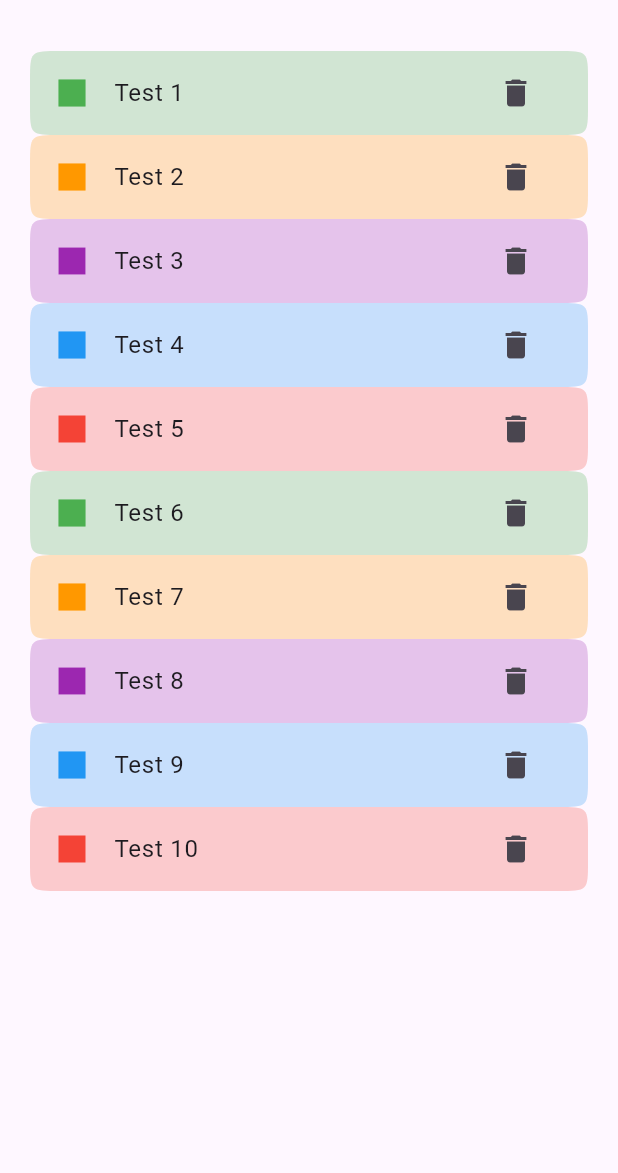
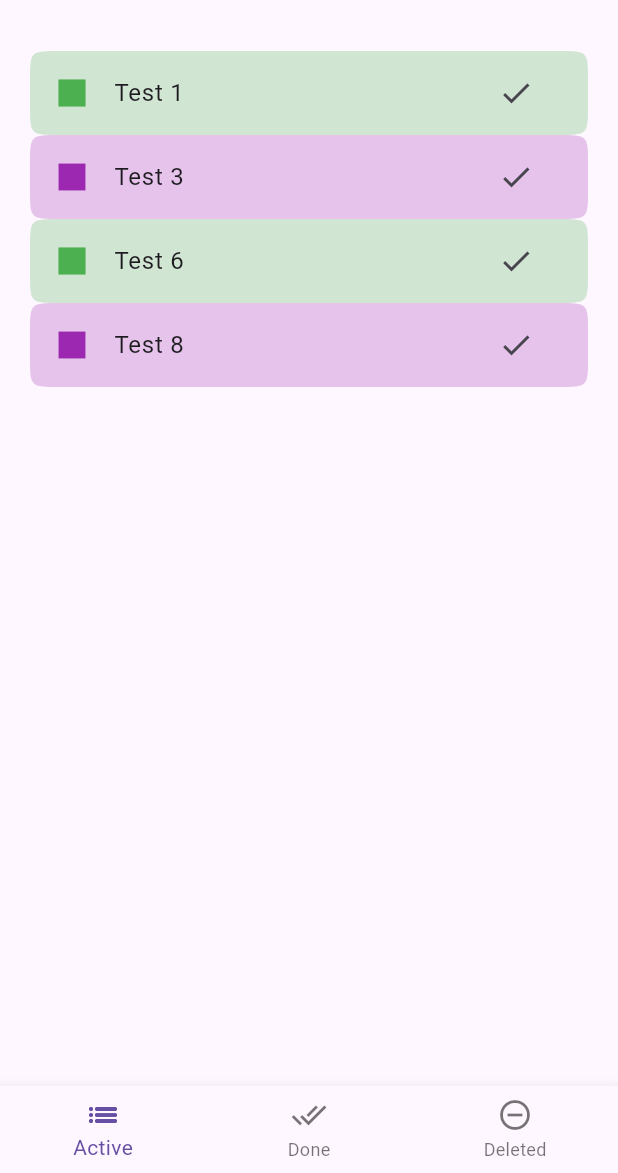
Before and after one commit to oppahansi/todo, a Flutter app: the screen it shows after launch, on a phone screen of 412 x 824 dp, the part 63-1236 px from its top. Run offline on Flutter 3.47's test engine with Material 3 defaults, Android fonts, the phone set to English and light mode, and no system bars; our stand-ins replace flutter_riverpod.

Commit message:
feature: BottomNavigationBar, Complete, Restart, Delete actions

```diff
--- a/lib/models/status.dart
+++ b/lib/models/status.dart
@@ -1,5 +1,5 @@
 enum Status {
-  none,
   active,
   completed,
+  none,
 }
--- a/lib/models/todo.dart
+++ b/lib/models/todo.dart
@@ -8,13 +8,13 @@ class Todo {
   final String id;
   final String title;
   final String description;
-  final Status status;
   final Color color;
+  Status status;
 
   Todo({
     required this.title,
     required this.description,
-    required this.status,
     required this.color,
+    this.status = Status.active,
   }) : id = uuid.v4();
 }
--- a/lib/providers/filter.dart
+++ b/lib/providers/filter.dart
@@ -1,4 +1,4 @@
 import 'package:flutter_riverpod/flutter_riverpod.dart';
 import 'package:oppa_todo/models/status.dart';
 
-final todoFilterProvider = StateProvider<Status>((ref) => Status.none);
+final todoFilterProvider = StateProvider<Status>((ref) => Status.active);
--- /dev/null
+++ b/lib/providers/navigation_index.dart
@@ -0,0 +1,3 @@
+import 'package:flutter_riverpod/flutter_riverpod.dart';
+
+final navigationIndexProvider = StateProvider<int>((ref) => 0);
--- a/lib/providers/todos.dart
+++ b/lib/providers/todos.dart
@@ -2,6 +2,7 @@ import 'package:flutter/material.dart';
 import 'package:flutter_riverpod/flutter_riverpod.dart';
 import 'package:oppa_todo/models/status.dart';
 import 'package:oppa_todo/models/todo.dart';
+import 'package:oppa_todo/providers/filter.dart';
 
 List<Todo> _todos = [
   Todo(
@@ -78,12 +79,35 @@ class TodosNotifier extends Notifier<List<Todo>> {
     state = [...state, todo];
   }
 
-  removeTodo(Todo todo) {
+  void removeTodo(Todo todo) {
     state = [
       ...state.where((element) => element != todo),
     ];
+  }
+
+  void updateTodo(Todo todo) {
+    var index = state.indexOf(todo);
+    state[index] = todo;
+
+    state = [...state];
   }
 }
 
 final todosProvider =
     NotifierProvider<TodosNotifier, List<Todo>>(TodosNotifier.new);
+
+final filteredTodosProvider = Provider((ref) {
+  final filter = ref.watch(todoFilterProvider);
+  final todos = ref.watch(todosProvider);
+
+  switch (filter) {
+    case Status.active:
+      return todos.where((element) => element.status == Status.active).toList();
+    case Status.completed:
+      return todos
+          .where((element) => element.status == Status.completed)
+          .toList();
+    case Status.none:
+      return todos.where((element) => element.status == Status.none).toList();
+  }
+});
--- a/lib/screens/todos.dart
+++ b/lib/screens/todos.dart
@@ -1,8 +1,11 @@
 import 'package:flutter/material.dart';
 import 'package:flutter_riverpod/flutter_riverpod.dart';
+import 'package:oppa_todo/models/status.dart';
 import 'package:oppa_todo/models/todo.dart';
 import 'package:oppa_todo/providers/todos.dart';
 import 'package:oppa_todo/widgets/add_todo_sheet.dart';
+import 'package:oppa_todo/widgets/bottom_navigation.dart';
+import 'package:oppa_todo/widgets/todo_item.dart';
 
 class TodosScreen extends ConsumerWidget {
   const TodosScreen({super.key});
@@ -17,7 +20,7 @@ class TodosScreen extends ConsumerWidget {
 
   @override
   Widget build(BuildContext context, WidgetRef ref) {
-    var todos = ref.watch(todosProvider);
+    var todos = ref.watch(filteredTodosProvider);
 
     return Scaffold(
       appBar: AppBar(
@@ -29,6 +32,7 @@ class TodosScreen extends ConsumerWidget {
           ),
         ],
       ),
+      bottomNavigationBar: const BottomNavigation(),
       body: Padding(
         padding: const EdgeInsets.all(20),
         child: ListView.builder(
@@ -38,29 +42,16 @@ class TodosScreen extends ConsumerWidget {
 
             return Dismissible(
               key: ValueKey(todo.id),
-              onDismissed: (value) =>
-                  ref.read(todosProvider.notifier).removeTodo(todo),
-              child: ExpansionTile(
-                shape: const ContinuousRectangleBorder(
-                  borderRadius: BorderRadius.all(Radius.circular(20)),
-                ),
-                collapsedShape: const ContinuousRectangleBorder(
-                  borderRadius: BorderRadius.all(Radius.circular(20)),
-                ),
-                backgroundColor: todo.color.withOpacity(0.25),
-                collapsedBackgroundColor: todo.color.withOpacity(0.25),
-                childrenPadding: const EdgeInsets.only(bottom: 16),
-                leading: Icon(Icons.square, color: todo.color),
-                title: Text(todo.title),
-                trailing: IconButton(
-                  onPressed: () =>
-                      ref.read(todosProvider.notifier).removeTodo(todo),
-                  icon: const Icon(Icons.delete),
-                ),
-                children: [
-                  Text(todo.description),
-                ],
-              ),
+              onDismissed: (value) {
+                if (todo.status == Status.none) {
+                  ref.read(todosProvider.notifier).removeTodo(todo);
+                  return;
+                }
+
+                todo.status = Status.none;
+                ref.read(todosProvider.notifier).updateTodo(todo);
+              },
+              child: TodoItem(todo),
             );
           },
         ),
--- a/lib/widgets/add_todo_sheet.dart
+++ b/lib/widgets/add_todo_sheet.dart
@@ -1,5 +1,4 @@
 import 'package:flutter/material.dart';
-import 'package:flutter/src/widgets/framework.dart';
 import 'package:flutter_riverpod/flutter_riverpod.dart';
 import 'package:oppa_todo/models/status.dart';
 import 'package:oppa_todo/models/todo.dart';
--- /dev/null
+++ b/lib/widgets/bottom_navigation.dart
@@ -0,0 +1,46 @@
+import 'package:flutter/material.dart';
+import 'package:flutter_riverpod/flutter_riverpod.dart';
+import 'package:oppa_todo/models/status.dart';
+import 'package:oppa_todo/providers/filter.dart';
+import 'package:oppa_todo/providers/navigation_index.dart';
+
+class BottomNavigation extends ConsumerWidget {
+  const BottomNavigation({super.key});
+
+  @override
+  Widget build(BuildContext context, WidgetRef ref) {
+    final index = ref.watch(navigationIndexProvider);
+
+    return BottomNavigationBar(
+      currentIndex: index,
+      onTap: (value) {
+        ref.read(navigationIndexProvider.notifier).update((state) => value);
+        ref.read(todoFilterProvider.notifier).update(
+          (state) {
+            if (value == 0) {
+              return Status.active;
+            } else if (value == 1) {
+              return Status.completed;
+            } else {
+              return Status.none;
+            }
+          },
+        );
+      },
+      items: const [
+        BottomNavigationBarItem(
+          icon: Icon(Icons.list_outlined),
+          label: "Active",
+        ),
+        BottomNavigationBarItem(
+          icon: Icon(Icons.done_all_outlined),
+          label: "Done",
+        ),
+        BottomNavigationBarItem(
+          icon: Icon(Icons.remove_circle_outline),
+          label: "Deleted",
+        ),
+      ],
+    );
+  }
+}
--- /dev/null
+++ b/lib/widgets/todo_item.dart
@@ -0,0 +1,82 @@
+import 'package:flutter/material.dart';
+import 'package:flutter_riverpod/flutter_riverpod.dart';
+import 'package:oppa_todo/models/status.dart';
+import 'package:oppa_todo/models/todo.dart';
+import 'package:oppa_todo/providers/navigation_index.dart';
+import 'package:oppa_todo/providers/todos.dart';
+
+class TodoItem extends ConsumerWidget {
+  const TodoItem(this.todo, {super.key});
+
+  final Todo todo;
+  @override
+  Widget build(BuildContext context, WidgetRef ref) {
+    var navigationIndex = ref.watch(navigationIndexProvider);
+
+    return ExpansionTile(
+      shape: const ContinuousRectangleBorder(
+        borderRadius: BorderRadius.all(Radius.circular(20)),
+      ),
+      collapsedShape: const ContinuousRectangleBorder(
+        borderRadius: BorderRadius.all(Radius.circular(20)),
+      ),
+      backgroundColor: todo.color.withOpacity(0.25),
+      collapsedBackgroundColor: todo.color.withOpacity(0.25),
+      childrenPadding: const EdgeInsets.only(bottom: 16),
+      leading: Icon(Icons.square, color: todo.color),
+      title: Text(todo.title),
+      trailing: _getTrailingWidget(navigationIndex, ref),
+      children: [Text(todo.description)],
+    );
+  }
+
+  Widget _getTrailingWidget(int navigationIndex, WidgetRef ref) {
+    return switch (navigationIndex) {
+      0 => IconButton(
+          onPressed: () {
+            todo.status = Status.completed;
+            ref.read(todosProvider.notifier).updateTodo(todo);
+          },
+          icon: const Icon(Icons.check_outlined),
+        ),
+      1 => Row(
+          mainAxisAlignment: MainAxisAlignment.end,
+          mainAxisSize: MainAxisSize.min,
+          children: [
+            IconButton(
+              onPressed: () {
+                todo.status = Status.active;
+                ref.read(todosProvider.notifier).updateTodo(todo);
+              },
+              icon: const Icon(Icons.restart_alt_outlined),
+            ),
+            IconButton(
+              onPressed: () {
+                todo.status = Status.none;
+                ref.read(todosProvider.notifier).updateTodo(todo);
+              },
+              icon: const Icon(Icons.delete),
+            ),
+          ],
+        ),
+      _ => Row(
+          mainAxisAlignment: MainAxisAlignment.end,
+          mainAxisSize: MainAxisSize.min,
+          children: [
+            IconButton(
+              onPressed: () {
+                todo.status = Status.active;
+                ref.read(todosProvider.notifier).updateTodo(todo);
+              },
+              icon: const Icon(Icons.restart_alt_outlined),
+            ),
+            IconButton(
+              onPressed: () =>
+                  ref.read(todosProvider.notifier).removeTodo(todo),
+              icon: const Icon(Icons.delete),
+            )
+          ],
+        ),
+    };
+  }
+}
```
Also changed, not shown: 1 other file.
